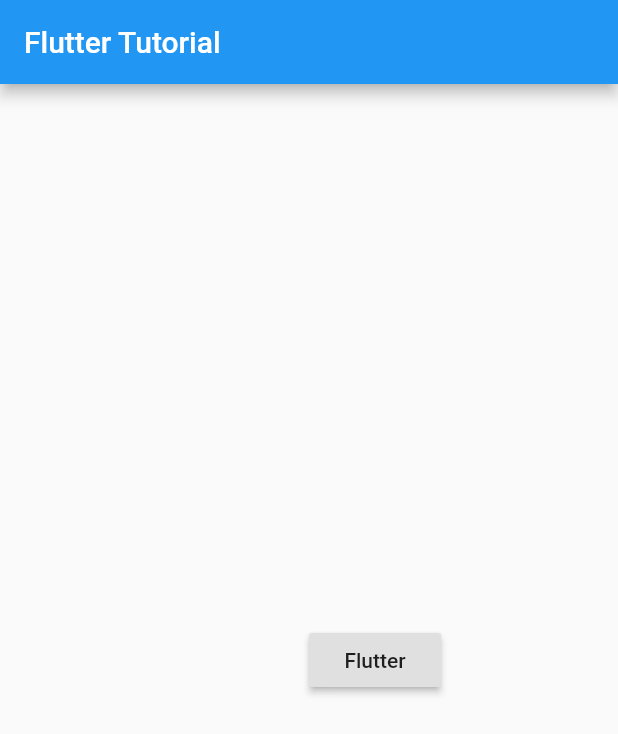
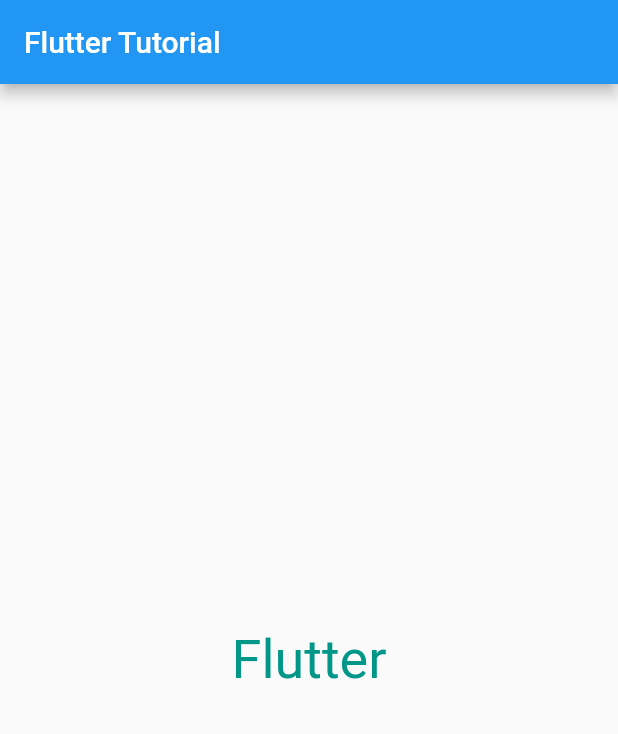
Before and after one commit to SinaSys/FadeTransition_flutter, a Flutter app: the screen it shows after launch, on a phone screen of 412 x 824 dp. Shown: the top 734 px of the screen. Run offline on Flutter 3.47's test engine with Material 2 defaults, Android fonts, the phone set to English and light mode, and no system bars.

Commit message:
Initial commit

```diff
--- a/lib/main.dart
+++ b/lib/main.dart
@@ -1,5 +1,5 @@
 import 'package:flutter/material.dart';
-import 'package:flutter/rendering.dart';
+import 'package:flutter/animation.dart';
 
 void main() => runApp(MyApp());
 
@@ -7,61 +7,51 @@ class MyApp extends StatelessWidget {
   @override
   Widget build(BuildContext context) {
     return MaterialApp(
-      title: 'Flutter Tutorial',
-      home: _AnimatedCrossFadeExample(),
+      title: 'Woolha.com Flutter Tutorial',
+      home: _RotationTransitionExample(),
     );
   }
 }
 
-class _AnimatedCrossFadeExample extends StatefulWidget {
-  @override
-  _AnimatedCrossFadeExampleState createState() =>
-      new _AnimatedCrossFadeExampleState();
+class _RotationTransitionExample extends StatefulWidget {
+  _RotationTransitionExampleState createState() => _RotationTransitionExampleState();
 }
 
-class _AnimatedCrossFadeExampleState extends State<_AnimatedCrossFadeExample> with TickerProviderStateMixin {
+class _RotationTransitionExampleState extends State<_RotationTransitionExample> with TickerProviderStateMixin {
+
   AnimationController _controller;
-  Animation<Offset> _animation;
+  Animation<double> _animation;
 
-  @override
-  void initState() {
+  initState() {
     super.initState();
+    _controller = AnimationController(
+        duration: const Duration(milliseconds: 2000),
+        vsync: this,
+        value: 1.0,
+        lowerBound: 0.0,
+        upperBound: 1.0
+    );
+    _animation = CurvedAnimation(parent: _controller, curve: Curves.linear);
 
-    _controller = AnimationController(
-      duration: const Duration(seconds: 3),
-      vsync: this,
-    )..forward();
-    _animation = Tween<Offset>(
-      begin: const Offset(-0.5, 0.0),
-      end: const Offset(0.5, 0.0),
-    ).animate(CurvedAnimation(
-      parent: _controller,
-      curve: Curves.easeInCubic,
-    ));
+    _controller.forward();
   }
 
   @override
+  dispose() {
+    _controller.dispose();
+    super.dispose();
+  }
+
   Widget build(BuildContext context) {
     return Scaffold(
       appBar: AppBar(
         title: Text('Flutter Tutorial'),
       ),
-      body: Builder(
-          builder: (context) => Center(
-            child: SlideTransition(
-              position: _animation,
-             // transformHitTests: false,
-              textDirection: TextDirection.ltr,
-              child: RaisedButton(
-                child: Text('Flutter'),
-                onPressed: () {
-                  Scaffold.of(context).showSnackBar(
-                      SnackBar(content: Text('Button is pressed'))
-                  );
-                },
-              ),
-            ),
-          )
+      body: Center(
+        child: RotationTransition(
+            turns: _animation,
+            child: Text('Flutter', style: TextStyle(color: Colors.teal, fontSize: 36))
+        ),
       ),
     );
   }
```
